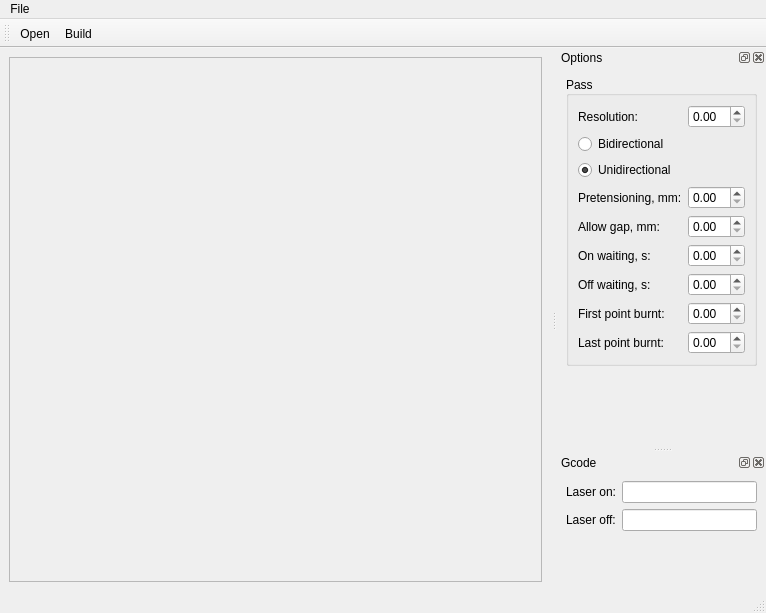
Old version of the form main_window.ui in the repository SkyRzn/img2gcode.
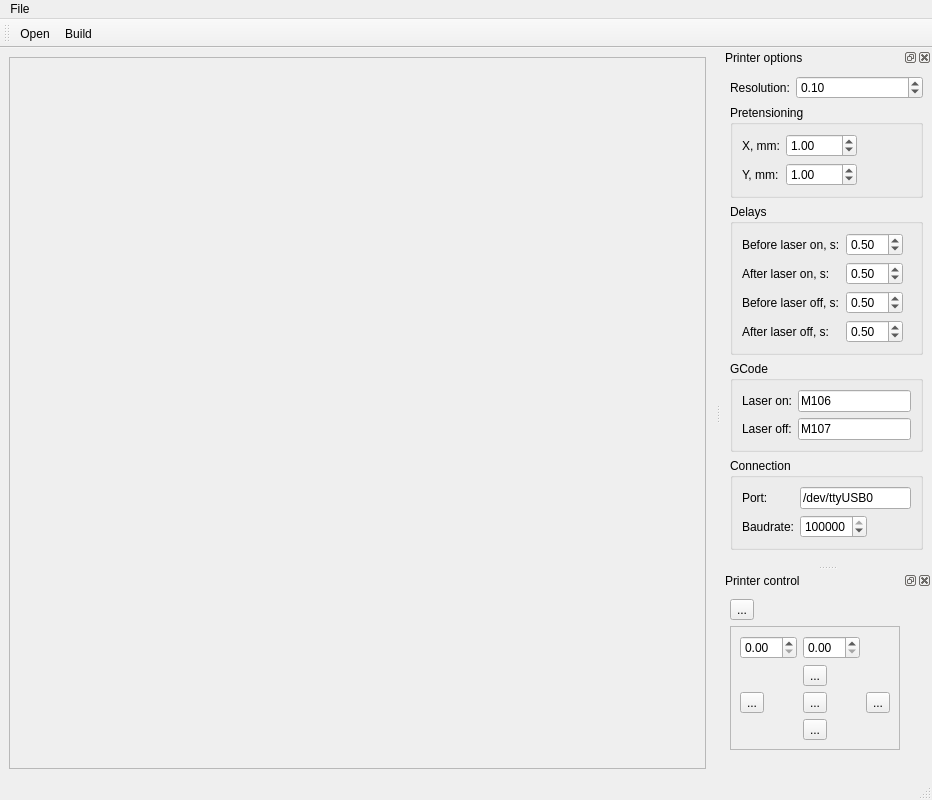
New version of the form. Icons and pictures are not drawn.

The edit to the form file:
```diff
--- a/main_window.ui
+++ b/main_window.ui
@@ -6,8 +6,8 @@
    <rect>
     <x>0</x>
     <y>0</y>
-    <width>766</width>
-    <height>613</height>
+    <width>932</width>
+    <height>800</height>
    </rect>
   </property>
   <property name="windowTitle">
@@ -25,8 +25,8 @@
         <rect>
          <x>0</x>
          <y>0</y>
-         <width>549</width>
-         <height>528</height>
+         <width>591</width>
+         <height>715</height>
         </rect>
        </property>
        <layout class="QVBoxLayout" name="verticalLayout">
@@ -48,7 +48,7 @@
     <rect>
      <x>0</x>
      <y>0</y>
-     <width>766</width>
+     <width>932</width>
      <height>21</height>
     </rect>
    </property>
@@ -79,122 +79,187 @@
     <set>Qt::LeftDockWidgetArea|Qt::RightDockWidgetArea</set>
    </property>
    <property name="windowTitle">
-    <string>Options</string>
+    <string>Printer options</string>
    </property>
    <attribute name="dockWidgetArea">
     <number>2</number>
    </attribute>
    <widget class="QWidget" name="dockWidgetContents">
-    <layout class="QGridLayout" name="gridLayout">
-     <item row="0" column="0" colspan="2">
-      <widget class="QGroupBox" name="groupBox">
+    <layout class="QFormLayout" name="formLayout_3">
+     <item row="0" column="0">
+      <widget class="QLabel" name="lResolution">
+       <property name="text">
+        <string>Resolution:</string>
+       </property>
+       <property name="buddy">
+        <cstring>dsbResolution</cstring>
+       </property>
+      </widget>
+     </item>
+     <item row="0" column="1">
+      <widget class="QDoubleSpinBox" name="dsbResolution">
+       <property name="decimals">
+        <number>2</number>
+       </property>
+       <property name="singleStep">
+        <double>0.100000000000000</double>
+       </property>
+       <property name="value">
+        <double>0.100000000000000</double>
+       </property>
+      </widget>
+     </item>
+     <item row="2" column="0" colspan="2">
+      <widget class="QGroupBox" name="gbDelay">
        <property name="title">
-        <string>Pass</string>
+        <string>Delays</string>
        </property>
-       <property name="alignment">
-        <set>Qt::AlignLeading|Qt::AlignLeft|Qt::AlignVCenter</set>
-       </property>
-       <property name="flat">
-        <bool>false</bool>
-       </property>
-       <layout class="QGridLayout" name="gridLayout_2">
+       <layout class="QFormLayout" name="formLayout_2">
+        <property name="fieldGrowthPolicy">
+         <enum>QFormLayout::ExpandingFieldsGrow</enum>
+        </property>
+        <item row="0" column="0">
+         <widget class="QLabel" name="lBeforeOn">
+          <property name="text">
+           <string>Before laser on, s:</string>
+          </property>
+          <property name="buddy">
+           <cstring>dsbBeforeOn</cstring>
+          </property>
+         </widget>
+        </item>
+        <item row="1" column="0">
+         <widget class="QLabel" name="lAfterOn">
+          <property name="text">
+           <string>After laser on, s:</string>
+          </property>
+          <property name="buddy">
+           <cstring>dsbAfterOn</cstring>
+          </property>
+         </widget>
+        </item>
+        <item row="1" column="1">
+         <widget class="QDoubleSpinBox" name="dsbAfterOn">
+          <property name="singleStep">
+           <double>0.100000000000000</double>
+          </property>
+          <property name="value">
+           <double>0.500000000000000</double>
+          </property>
+         </widget>
+        </item>
+        <item row="2" column="0">
+         <widget class="QLabel" name="lBeforeOff">
+          <property name="text">
+           <string>Before laser off, s:</string>
+          </property>
+          <property name="buddy">
+           <cstring>dsbBeforeOff</cstring>
+          </property>
+         </widget>
+        </item>
+        <item row="2" column="1">
+         <widget class="QDoubleSpinBox" name="dsbBeforeOff">
+          <property name="singleStep">
+           <double>0.100000000000000</double>
+          </property>
+          <property name="value">
+           <double>0.500000000000000</double>
+          </property>
+         </widget>
+        </item>
         <item row="3" column="0">
-         <widget class="QLabel" name="label_2">
+         <widget class="QLabel" name="lAfterOff">
           <property name="text">
-           <string>Pretensioning, mm:</string>
+           <string>After laser off, s:</string>
           </property>
           <property name="buddy">
-           <cstring>doubleSpinBox</cstring>
-          </property>
-         </widget>
-        </item>
-        <item row="4" column="0">
-         <widget class="QLabel" name="label_3">
-          <property name="text">
-           <string>Allow gap, mm:</string>
-          </property>
-          <property name="buddy">
-           <cstring>doubleSpinBox_2</cstring>
+           <cstring>dsbAfterOff</cstring>
           </property>
          </widget>
         </item>
         <item row="3" column="1">
-         <widget class="QDoubleSpinBox" name="doubleSpinBox"/>
-        </item>
-        <item row="4" column="1">
-         <widget class="QDoubleSpinBox" name="doubleSpinBox_2"/>
-        </item>
-        <item row="0" column="0">
-         <widget class="QLabel" name="label_5">
-          <property name="text">
-           <string>Resolution:</string>
+         <widget class="QDoubleSpinBox" name="dsbAfterOff">
+          <property name="singleStep">
+           <double>0.100000000000000</double>
           </property>
-         </widget>
-        </item>
-        <item row="1" column="0">
-         <widget class="QRadioButton" name="radioButton">
-          <property name="text">
-           <string>Bidirectional</string>
-          </property>
-         </widget>
-        </item>
-        <item row="2" column="0">
-         <widget class="QRadioButton" name="radioButton_2">
-          <property name="text">
-           <string>Unidirectional</string>
-          </property>
-          <property name="checked">
-           <bool>true</bool>
-          </property>
-         </widget>
-        </item>
-        <item row="5" column="1">
-         <widget class="QDoubleSpinBox" name="doubleSpinBox_3"/>
-        </item>
-        <item row="6" column="0">
-         <widget class="QLabel" name="label_4">
-          <property name="text">
-           <string>Off waiting, s:</string>
-          </property>
-         </widget>
-        </item>
-        <item row="6" column="1">
-         <widget class="QDoubleSpinBox" name="doubleSpinBox_4"/>
-        </item>
-        <item row="5" column="0">
-         <widget class="QLabel" name="label">
-          <property name="text">
-           <string>On waiting, s:</string>
+          <property name="value">
+           <double>0.500000000000000</double>
           </property>
          </widget>
         </item>
         <item row="0" column="1">
-         <widget class="QDoubleSpinBox" name="doubleSpinBox_5"/>
-        </item>
-        <item row="7" column="0">
-         <widget class="QLabel" name="label_6">
-          <property name="text">
-           <string>First point burnt:</string>
+         <widget class="QDoubleSpinBox" name="dsbBeforeOn">
+          <property name="singleStep">
+           <double>0.100000000000000</double>
           </property>
-         </widget>
-        </item>
-        <item row="7" column="1">
-         <widget class="QDoubleSpinBox" name="doubleSpinBox_6"/>
-        </item>
-        <item row="8" column="0">
-         <widget class="QLabel" name="label_7">
-          <property name="text">
-           <string>Last point burnt:</string>
+          <property name="value">
+           <double>0.500000000000000</double>
           </property>
          </widget>
         </item>
-        <item row="8" column="1">
-         <widget class="QDoubleSpinBox" name="doubleSpinBox_7"/>
-        </item>
        </layout>
       </widget>
      </item>
      <item row="1" column="0" colspan="2">
+      <widget class="QGroupBox" name="gbPretensioning">
+       <property name="title">
+        <string>Pretensioning</string>
+       </property>
+       <layout class="QFormLayout" name="formLayout">
+        <property name="fieldGrowthPolicy">
+         <enum>QFormLayout::ExpandingFieldsGrow</enum>
+        </property>
+        <item row="0" column="0">
+         <widget class="QLabel" name="lPretensioningX">
+          <property name="text">
+           <string>X, mm:</string>
+          </property>
+          <property name="buddy">
+           <cstring>dsbPretensioningX</cstring>
+          </property>
+         </widget>
+        </item>
+        <item row="0" column="1">
+         <widget class="QDoubleSpinBox" name="dsbPretensioningX">
+          <property name="maximum">
+           <double>9999.000000000000000</double>
+          </property>
+          <property name="singleStep">
+           <double>0.100000000000000</double>
+          </property>
+          <property name="value">
+           <double>1.000000000000000</double>
+          </property>
+         </widget>
+        </item>
+        <item row="1" column="1">
+         <widget class="QDoubleSpinBox" name="dsbPretensioningY">
+          <property name="maximum">
+           <double>9999.000000000000000</double>
+          </property>
+          <property name="singleStep">
+           <double>0.100000000000000</double>
+          </property>
+          <property name="value">
+           <double>1.000000000000000</double>
+          </property>
+         </widget>
+        </item>
+        <item row="1" column="0">
+         <widget class="QLabel" name="lPretensioningY">
+          <property name="text">
+           <string>Y, mm:</string>
+          </property>
+          <property name="buddy">
+           <cstring>dsbPretensioningY</cstring>
+          </property>
+         </widget>
+        </item>
+       </layout>
+      </widget>
+     </item>
+     <item row="5" column="0" colspan="2">
       <spacer name="verticalSpacer">
        <property name="orientation">
         <enum>Qt::Vertical</enum>
@@ -207,39 +272,102 @@
        </property>
       </spacer>
      </item>
+     <item row="3" column="0" colspan="2">
+      <widget class="QGroupBox" name="gbGcode">
+       <property name="title">
+        <string>GCode</string>
+       </property>
+       <layout class="QFormLayout" name="formLayout_4">
+        <item row="0" column="0">
+         <widget class="QLabel" name="lGcodeLaserOn">
+          <property name="text">
+           <string>Laser on:</string>
+          </property>
+          <property name="buddy">
+           <cstring>leGcodeLaserOn</cstring>
+          </property>
+         </widget>
+        </item>
+        <item row="0" column="1">
+         <widget class="QLineEdit" name="leGcodeLaserOn">
+          <property name="text">
+           <string>M106</string>
+          </property>
+         </widget>
+        </item>
+        <item row="1" column="0">
+         <widget class="QLabel" name="lGcodeLaserOff">
+          <property name="text">
+           <string>Laser off:</string>
+          </property>
+         </widget>
+        </item>
+        <item row="1" column="1">
+         <widget class="QLineEdit" name="leGcodeLaserOff">
+          <property name="text">
+           <string>M107</string>
+          </property>
+         </widget>
+        </item>
+       </layout>
+      </widget>
+     </item>
+     <item row="4" column="0" colspan="2">
+      <widget class="QGroupBox" name="gbConnection">
+       <property name="title">
+        <string>Connection</string>
+       </property>
+       <layout class="QFormLayout" name="formLayout_5">
+        <property name="fieldGrowthPolicy">
+         <enum>QFormLayout::ExpandingFieldsGrow</enum>
+        </property>
+        <item row="0" column="0">
+         <widget class="QLabel" name="lPrinterPort">
+          <property name="text">
+           <string>Port:</string>
+          </property>
+         </widget>
+        </item>
+        <item row="0" column="1">
+         <widget class="QLineEdit" name="lePrinterPort">
+          <property name="text">
+           <string>/dev/ttyUSB0</string>
+          </property>
+         </widget>
+        </item>
+        <item row="1" column="0">
+         <widget class="QLabel" name="lBaudrate">
+          <property name="text">
+           <string>Baudrate:</string>
+          </property>
+         </widget>
+        </item>
+        <item row="1" column="1">
+         <widget class="QSpinBox" name="sbPrinterBaudrate">
+          <property name="maximum">
+           <number>1000000</number>
+          </property>
+          <property name="value">
+           <number>115200</number>
+          </property>
+         </widget>
+        </item>
+       </layout>
+      </widget>
+     </item>
     </layout>
    </widget>
   </widget>
   <widget class="QDockWidget" name="dockWidget_2">
    <property name="windowTitle">
-    <string>Gcode</string>
+    <string>Printer control</string>
    </property>
    <attribute name="dockWidgetArea">
     <number>2</number>
    </attribute>
    <widget class="QWidget" name="dockWidgetContents_2">
     <layout class="QGridLayout" name="gridLayout_3">
-     <item row="0" column="1">
-      <widget class="QLineEdit" name="lineEdit"/>
-     </item>
-     <item row="0" column="0">
-      <widget class="QLabel" name="label_8">
-       <property name="text">
-        <string>Laser on:</string>
-       </property>
-      </widget>
-     </item>
-     <item row="1" column="0">
-      <widget class="QLabel" name="label_9">
-       <property name="text">
-        <string>Laser off:</string>
-       </property>
-      </widget>
-     </item>
-     <item row="1" column="1">
-      <widget class="QLineEdit" name="lineEdit_2"/>
-     </item>
-     <item row="2" column="0" colspan="2">
+     <item row="5" column="0" colspan="5">
       <spacer name="verticalSpacer_2">
        <property name="orientation">
         <enum>Qt::Vertical</enum>
@@ -252,6 +380,93 @@
        </property>
       </spacer>
      </item>
+     <item row="0" column="1" colspan="4">
+      <spacer name="horizontalSpacer">
+       <property name="orientation">
+        <enum>Qt::Horizontal</enum>
+       </property>
+       <property name="sizeHint" stdset="0">
+        <size>
+         <width>40</width>
+         <height>20</height>
+        </size>
+       </property>
+      </spacer>
+     </item>
+     <item row="4" column="0" colspan="3">
+      <widget class="QFrame" name="frame">
+       <property name="frameShape">
+        <enum>QFrame::StyledPanel</enum>
+       </property>
+       <property name="frameShadow">
+        <enum>QFrame::Raised</enum>
+       </property>
+       <layout class="QGridLayout" name="gridLayout">
+        <item row="2" column="2">
+         <widget class="QToolButton" name="toolButton_2">
+          <property name="text">
+           <string>...</string>
+          </property>
+         </widget>
+        </item>
+        <item row="2" column="0">
+         <widget class="QToolButton" name="toolButton_3">
+          <property name="text">
+           <string>...</string>
+          </property>
+         </widget>
+        </item>
+        <item row="2" column="1">
+         <widget class="QToolButton" name="toolButton_5">
+          <property name="text">
+           <string>...</string>
+          </property>
+         </widget>
+        </item>
+        <item row="1" column="1">
+         <widget class="QToolButton" name="toolButton_4">
+          <property name="text">
+           <string>...</string>
+          </property>
+         </widget>
+        </item>
+        <item row="3" column="1">
+         <widget class="QToolButton" name="toolButton">
+          <property name="text">
+           <string>...</string>
+          </property>
+         </widget>
+        </item>
+        <item row="0" column="0">
+         <widget class="QDoubleSpinBox" name="doubleSpinBox_3"/>
+        </item>
+        <item row="0" column="1">
+         <widget class="QDoubleSpinBox" name="doubleSpinBox_4"/>
+        </item>
+       </layout>
+      </widget>
+     </item>
+     <item row="0" column="0">
+      <widget class="QToolButton" name="tbConnect">
+       <property name="text">
+        <string>...</string>
+       </property>
+       <property name="icon">
+        <iconset>
+         <normaloff>resources/network-disconnect.png</normaloff>
+         <normalon>resources/network-connect.png</normalon>resources/network-disconnect.png</iconset>
+       </property>
+       <property name="iconSize">
+        <size>
+         <width>32</width>
+         <height>32</height>
+        </size>
+       </property>
+       <property name="checkable">
+        <bool>true</bool>
+       </property>
+      </widget>
+     </item>
     </layout>
    </widget>
   </widget>
```
Left out of the diff: 43 changed lines with no effect on the pictures.
